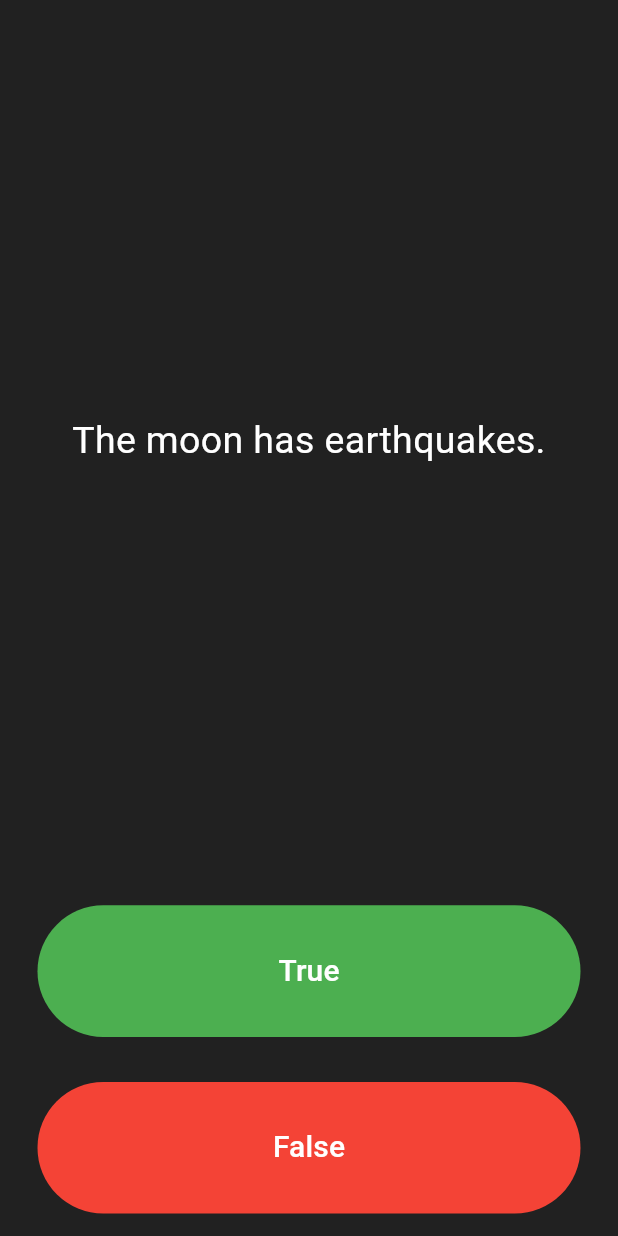
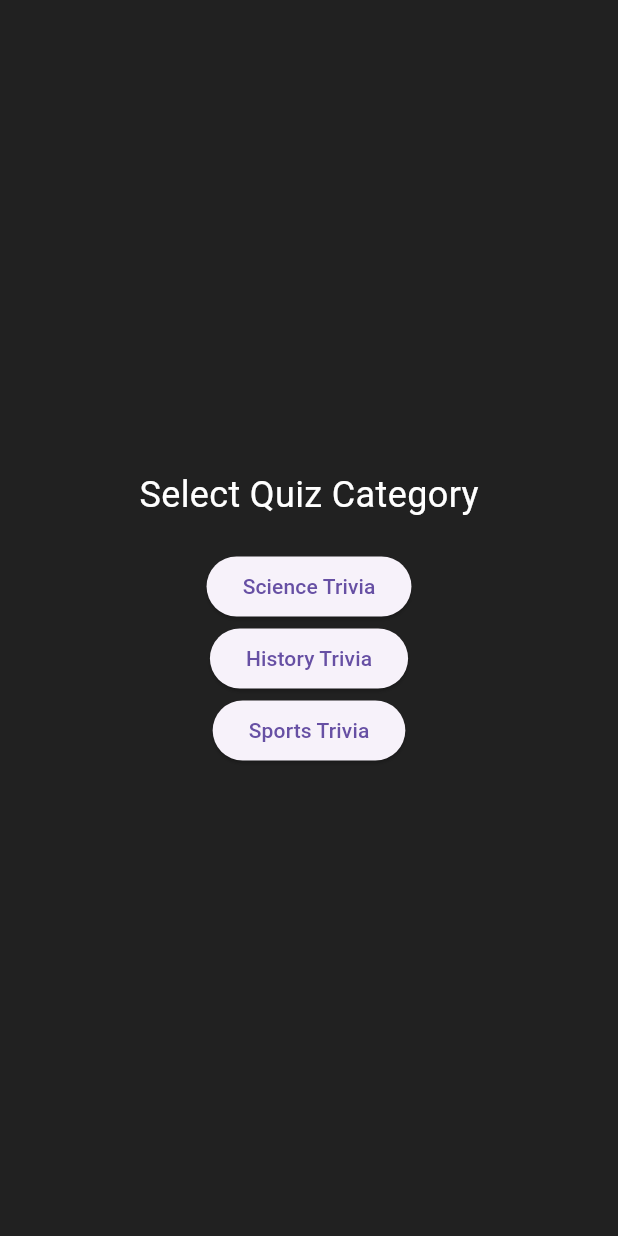
Before and after one commit to ashishpatel-dd1/quizzio, a Flutter app: the screen it shows after launch, on a phone screen of 412 x 824 dp. Run offline on Flutter 3.47's test engine with Material 3 defaults, Android fonts, the phone set to English and light mode, and no system bars.

Commit message:
multiple categories added for quizzes also added home page and better navigation in the application

```diff
--- a/lib/general_trivia.dart
+++ /dev/null
@@ -1,97 +0,0 @@
-import 'dart:math';
-
-import 'question_bank.dart';
-
-class GeneralTrivia {
-  List<Question> questionBank = [
-    Question(
-        questionText: 'You can lead a cow down stairs but not up stairs.',
-        questionAnswer: false),
-    Question(
-        questionText:
-            'Approximately one quarter of human bones are in the feet.',
-        questionAnswer: true),
-    Question(questionText: 'A slug\'s blood is green.', questionAnswer: true),
-    Question(
-        questionText: 'Lightning never strikes the same place twice.',
-        questionAnswer: false),
-    Question(
-        questionText: 'Goldfish only have a memory of three seconds.',
-        questionAnswer: false),
-    Question(
-        questionText: 'The Great Wall of China is visible from space.',
-        questionAnswer: false),
-    Question(
-        questionText: 'Humans share 50% of their DNA with bananas.',
-        questionAnswer: true),
-    Question(
-        questionText: 'Octopuses have three hearts.', questionAnswer: true),
-    Question(
-        questionText:
-            'There are more trees on Earth than stars in the Milky Way.',
-        questionAnswer: true),
-    Question(questionText: 'Bats are blind.', questionAnswer: false),
-    Question(
-        questionText: 'The Eiffel Tower can grow taller in summer.',
-        questionAnswer: true),
-    Question(
-        questionText:
-            'Water boils at the same temperature everywhere on Earth.',
-        questionAnswer: false),
-    Question(
-        questionText: 'Venus is the hottest planet in our solar system.',
-        questionAnswer: true),
-    Question(questionText: 'Sharks are mammals.', questionAnswer: false),
-    Question(
-        questionText: 'The human body has four lungs.', questionAnswer: false),
-    Question(questionText: 'Honey never spoils.', questionAnswer: true),
-    Question(
-        questionText: 'Bananas grow on trees.',
-        questionAnswer: false), // They grow on plants, not trees.
-    Question(
-        questionText: 'An ostrich\'s eye is bigger than its brain.',
-        questionAnswer: true),
-    Question(
-        questionText: 'The unicorn is the national animal of Scotland.',
-        questionAnswer: true),
-    Question(
-        questionText:
-            'The Amazon Rainforest produces 20% of the world\'s oxygen.',
-        questionAnswer: true),
-    Question(
-        questionText:
-            'The human nose can detect over 1 trillion different smells.',
-        questionAnswer: true),
-    Question(
-        questionText: 'Coca-Cola was originally green.', questionAnswer: false),
-    Question(
-        questionText: 'A crocodile can stick its tongue out.',
-        questionAnswer: false),
-    Question(
-        questionText:
-            'There are more fake flamingos than real ones in the world.',
-        questionAnswer: true),
-    Question(
-        questionText: 'The world’s smallest country is Vatican City.',
-        questionAnswer: true),
-    Question(
-        questionText: 'The moon has earthquakes.',
-        questionAnswer: true), // They're called moonquakes.
-  ];
-
-  void shuffleQuestions() {
-    questionBank.shuffle(Random());
-  }
-
-  String getQuestionText(int index) {
-    return questionBank[index].questionText;
-  }
-
-  bool getQuestionAnswer(int index) {
-    return questionBank[index].questionAnswer;
-  }
-
-  int getTotalQuestions() {
-    return questionBank.length;
-  }
-}
--- a/lib/main.dart
+++ b/lib/main.dart
@@ -1,8 +1,6 @@
 import 'package:flutter/material.dart';
+import 'quiz_page.dart';
 
-import 'general_trivia.dart';
-
-GeneralTrivia quizBrain = GeneralTrivia();
 void main() => runApp(const Quizzio());
 
 class Quizzio extends StatelessWidget {
@@ -11,142 +9,66 @@ class Quizzio extends StatelessWidget {
   @override
   Widget build(BuildContext context) {
     return MaterialApp(
-      home: Scaffold(
-        backgroundColor: Colors.grey.shade900,
-        body: SafeArea(
-          child: Padding(
-            padding: const EdgeInsets.symmetric(horizontal: 10.0),
-            child: const _QuizPage(),
+      debugShowCheckedModeBanner: false,  // Removes debug banner
+      home: HomeScreen(), // Ensures Navigator is available
+    );
+  }
+}
+
+class HomeScreen extends StatelessWidget {
+  const HomeScreen({super.key});
+
+  @override
+  Widget build(BuildContext context) {
+    return Scaffold(
+      backgroundColor: Colors.grey.shade900,
+      body: SafeArea(
+        child: Center(
+          child: Column(
+            mainAxisAlignment: MainAxisAlignment.center,
+            children: [
+              const Text(
+                'Select Quiz Category',
+                style: TextStyle(color: Colors.white, fontSize: 24),
+              ),
+              const SizedBox(height: 20),
+              ElevatedButton(
+                onPressed: () {
+                  Navigator.push(
+                    context,
+                    MaterialPageRoute(
+                      builder: (context) => const QuizPage(selectedCategory: 'Science'),
+                    ),
+                  );
+                },
+                child: const Text('Science Trivia'),
+              ),
+              ElevatedButton(
+                onPressed: () {
+                  Navigator.push(
+                    context,
+                    MaterialPageRoute(
+                      builder: (context) => const QuizPage(selectedCategory: 'History'),
+                    ),
+                  );
+                },
+                child: const Text('History Trivia'),
+              ),
+              ElevatedButton(
+                onPressed: () {
+                  Navigator.push(
+                    context,
+                    MaterialPageRoute(
+                      builder: (context) => const QuizPage(selectedCategory: 'Sports'),
+                    ),
+                  );
+                },
+                child: const Text('Sports Trivia'),
+              ),
+            ],
           ),
         ),
       ),
     );
   }
 }
-
-class _QuizPage extends StatefulWidget {
-  const _QuizPage({super.key});
-
-  @override
-  _QuizPageState createState() => _QuizPageState();
-}
-
-class _QuizPageState extends State<_QuizPage> {
-  List<Icon> scoreKeeper = [];
-  int questionNumber = 0;
-  bool quizFinished = false;
-
-  @override
-  void initState() {
-    super.initState();
-    quizBrain.shuffleQuestions(); // Shuffle the questions when the app starts
-  }
-
-  void checkAnswer(bool userAnswer) {
-    bool correctAnswer = quizBrain.getQuestionAnswer(questionNumber);
-
-    if (userAnswer == correctAnswer) {
-      print('You got it Right!');
-    } else {
-      print('Your answer is wrong');
-    }
-
-    setState(() {
-      if (questionNumber < quizBrain.getTotalQuestions() - 1) {
-        questionNumber++;
-      } else {
-        quizFinished = true;
-      }
-    });
-  }
-
-  void restartQuiz() {
-    setState(() {
-      questionNumber = 0;
-      quizFinished = false;
-      quizBrain.shuffleQuestions();
-    });
-  }
-
-  @override
-  Widget build(BuildContext context) {
-    return quizFinished
-        ? Center(
-            child: Column(
-              mainAxisAlignment: MainAxisAlignment.center,
-              children: [
-                const Text(
-                  'Quiz Completed!',
-                  style: TextStyle(color: Colors.white, fontSize: 24),
-                ),
-                const SizedBox(height: 20),
-                ElevatedButton(
-                  onPressed: restartQuiz,
-                  child: const Text('Restart Quiz'),
-                ),
-              ],
-            ),
-          )
-        : Column(
-            mainAxisAlignment: MainAxisAlignment.spaceBetween,
-            crossAxisAlignment: CrossAxisAlignment.stretch,
-            children: <Widget>[
-              Expanded(
-                flex: 5,
-                child: Padding(
-                  padding: const EdgeInsets.all(10.0),
-                  child: Center(
-                    child: Text(
-                      quizBrain
-                          .getQuestionText(questionNumber), // ✅ Correct method
-                      textAlign: TextAlign.center,
-                      style: const TextStyle(
-                        fontSize: 25.0,
-                        color: Colors.white,
-                      ),
-                    ),
-                  ),
-                ),
-              ),
-              Expanded(
-                child: Padding(
-                  padding: const EdgeInsets.all(15.0),
-                  child: TextButton(
-                    style: TextButton.styleFrom(
-                      backgroundColor: Colors.green,
-                      padding: const EdgeInsets.all(15.0),
-                    ),
-                    onPressed: () => checkAnswer(true),
-                    child: const Text(
-                      'True',
-                      style: TextStyle(
-                        color: Colors.white,
-                        fontSize: 20.0,
-                      ),
-                    ),
-                  ),
-                ),
-              ),
-              Expanded(
-                child: Padding(
-                  padding: const EdgeInsets.all(15.0),
-                  child: TextButton(
-                    style: TextButton.styleFrom(
-                      backgroundColor: Colors.red,
-                      padding: const EdgeInsets.all(15.0),
-                    ),
-                    onPressed: () => checkAnswer(false),
-                    child: const Text(
-                      'False',
-                      style: TextStyle(
-                        fontSize: 20.0,
-                        color: Colors.white,
-                      ),
-                    ),
-                  ),
-                ),
-              ),
-            ],
-          );
-  }
-}
--- a/pubspec.yaml
+++ b/pubspec.yaml
@@ -30,6 +30,8 @@ environment:
 dependencies:
   flutter:
     sdk: flutter
+
+  rflutter_alert: ^2.0.7
 
   # The following adds the Cupertino Icons font to your application.
   # Use with the CupertinoIcons class for iOS style icons.
```
Also changed, not shown: lib/history_trivia.dart (added, +13 -0 lines), lib/quiz_page.dart (added, +158 -0 lines), lib/science_trivia.dart (added, +14 -0 lines), lib/sports_trivia.dart (added, +12 -0 lines), lib/trivia_manager.dart (added, +54 -0 lines), lib/question.dart (line endings or trailing spaces), pubspec.lock.
